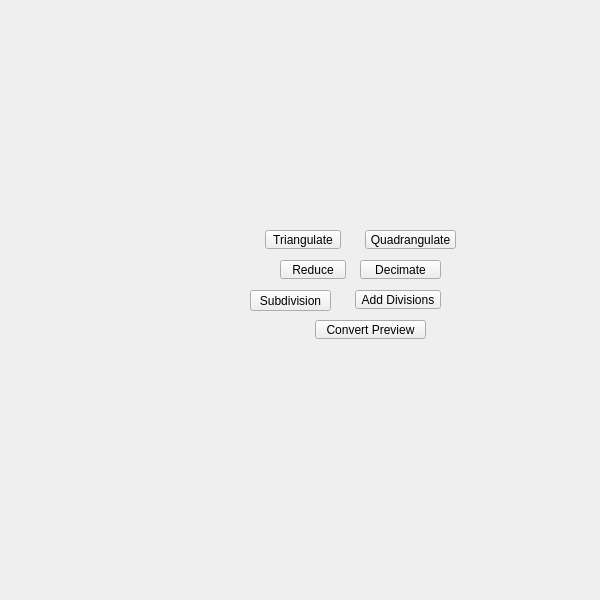
The window that tentacle/ui/subdivision#submenu.ui (m3trik/tentacle) describes before a commit, drawn with Qt 5.
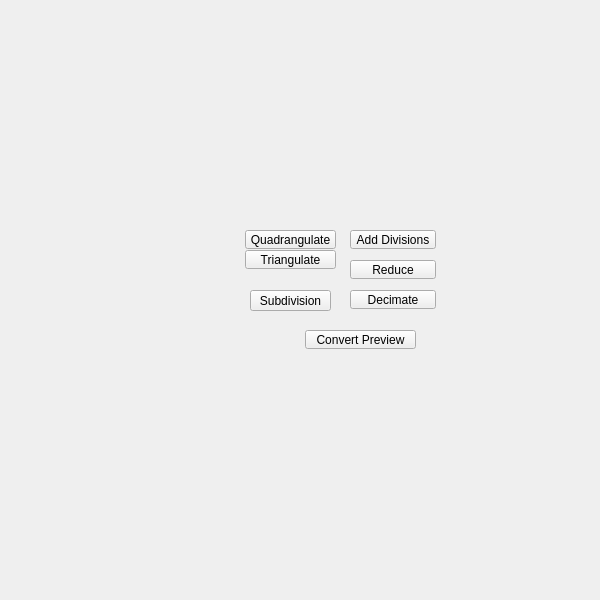
The same window after the commit. Custom widgets are drawn as their Qt base class.

Commit message:
chore(ui): tidy submenu .ui panels — geometry + custom-property serialization
Grid-snap button <rect> geometry to the 10px grid and normalize each
MenuButton's custom target/filterTags dynamic properties (reordered after
text, stdset="0" — the serialization uitk emits, applied via registered
QtCore.Property setters, no runtime change) across 18 #submenu panels.
Visible fix: pivot#submenu "Component" label was "Cmpnt" (widened to fit).
No objectName renames, no widget add/removes — slot bindings and QSettings
keys untouched; structural suite green.

Diff of the .ui file:
```diff
--- a/tentacle/ui/subdivision#submenu.ui
+++ b/tentacle/ui/subdivision#submenu.ui
@@ -84,8 +84,8 @@
     </property>
     <property name="geometry">
      <rect>
-      <x>355</x>
-      <y>290</y>
+      <x>350</x>
+      <y>230</y>
       <width>86</width>
       <height>19</height>
      </rect>
@@ -158,9 +158,9 @@
     </property>
     <property name="geometry">
      <rect>
-      <x>280</x>
+      <x>350</x>
       <y>260</y>
-      <width>66</width>
+      <width>86</width>
       <height>19</height>
      </rect>
     </property>
@@ -195,8 +195,8 @@
     </property>
     <property name="geometry">
      <rect>
-      <x>315</x>
-      <y>320</y>
+      <x>305</x>
+      <y>330</y>
       <width>111</width>
       <height>19</height>
      </rect>
@@ -232,7 +232,7 @@
     </property>
     <property name="geometry">
      <rect>
-      <x>365</x>
+      <x>245</x>
       <y>230</y>
       <width>91</width>
       <height>19</height>
@@ -269,9 +269,9 @@
     </property>
     <property name="geometry">
      <rect>
-      <x>265</x>
-      <y>230</y>
-      <width>76</width>
+      <x>245</x>
+      <y>250</y>
+      <width>91</width>
       <height>19</height>
      </rect>
     </property>
@@ -306,9 +306,9 @@
     </property>
     <property name="geometry">
      <rect>
-      <x>360</x>
-      <y>260</y>
-      <width>81</width>
+      <x>350</x>
+      <y>290</y>
+      <width>86</width>
       <height>19</height>
      </rect>
     </property>
```
Left out of the diff: 6 changed lines with no effect on the pictures. The commit also changes 18 other files.
